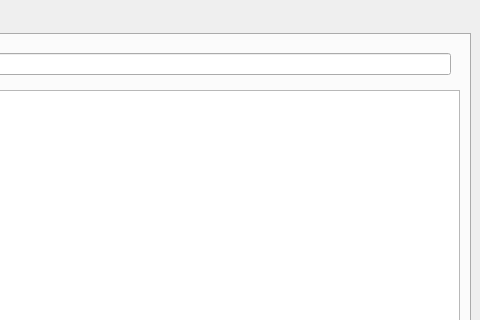
WerthersEchte/M214_AdvancedCpp-Projekt_Librarysystem, file client/gui/ui/mainwindow.ui: the form before one commit; both pictures show x 316 to 796 and y 0 to 320 of the 796 by 445 pixel window.
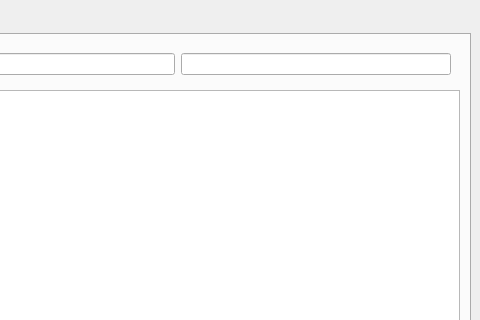
The form after the commit.

Commit message: Connect Login to connect/disconnect

What changed in the file:
```diff
--- a/client/gui/ui/mainwindow.ui
+++ b/client/gui/ui/mainwindow.ui
@@ -31,6 +31,9 @@
         <item>
          <widget class="QWidget" name="widget_2" native="true">
           <layout class="QHBoxLayout" name="horizontalLayout_2">
+           <item>
+            <widget class="QLineEdit" name="lEUserLogin"/>
+           </item>
            <item>
             <widget class="QLineEdit" name="lEIP">
              <property name="text">
```
The commit also changes 5 other files.
